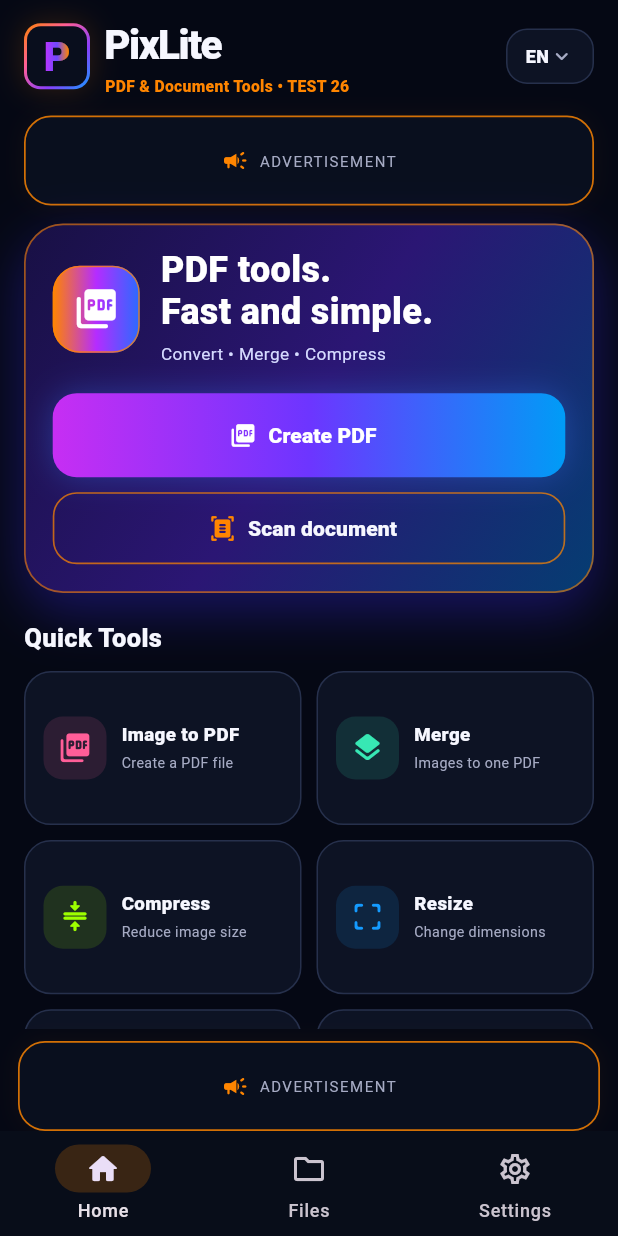
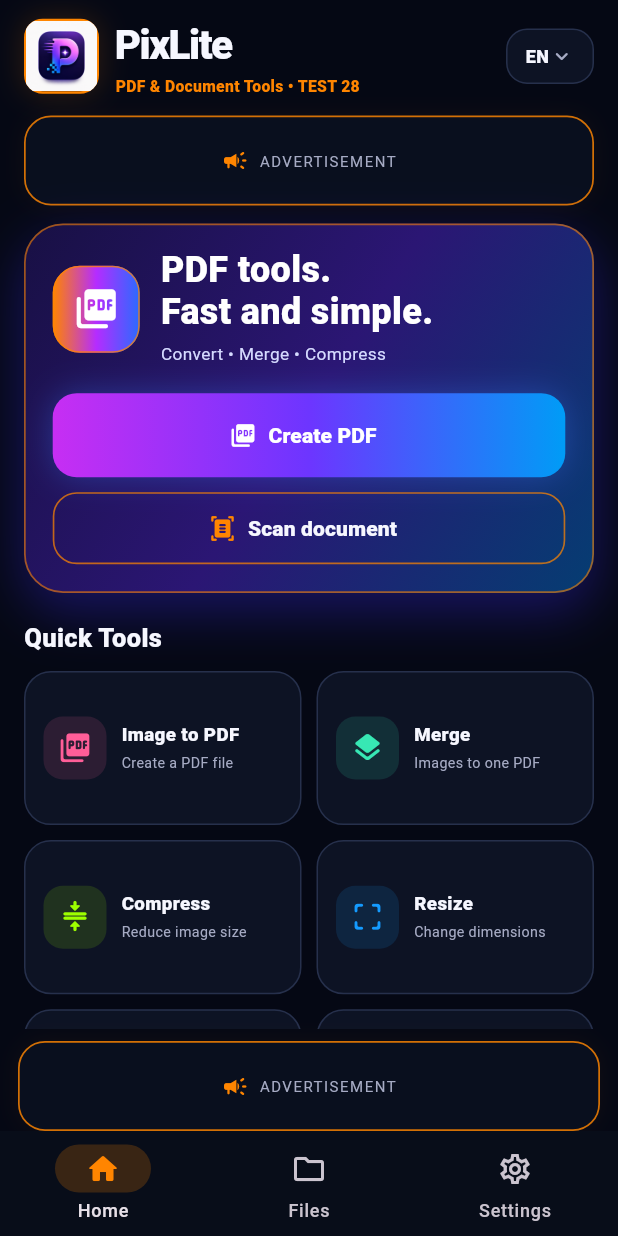
Before and after one commit to pixlite-tools/pixlite-android, a Flutter app: the screen it shows after launch, on a phone screen of 412 x 824 dp. Run offline on Flutter 3.47's test engine with Material 3 defaults, Android fonts, the phone set to English and light mode, and no system bars; our stand-ins replace google_mobile_ads, image_picker, qr_flutter, share_plus, shared_preferences; missing offline and left inert: google_mlkit_document_scanner; network calls fail.

Commit message:
Persist PixLite TEST 28 safe brand source [skip ci]

```diff
--- a/pixlite_production/lib/main.dart
+++ b/pixlite_production/lib/main.dart
@@ -115,7 +115,7 @@ class _PixLiteAppState extends State<PixLiteApp> {
           appBarTheme: const AppBarTheme(backgroundColor:kBg, surfaceTintColor:Colors.transparent, foregroundColor:kText),
           filledButtonTheme: FilledButtonThemeData(style: FilledButton.styleFrom(backgroundColor:kViolet, foregroundColor:Colors.white, minimumSize: const Size.fromHeight(54), shape: RoundedRectangleBorder(borderRadius: BorderRadius.circular(18)))),
           outlinedButtonTheme: OutlinedButtonThemeData(style: OutlinedButton.styleFrom(foregroundColor:kText, side: const BorderSide(color:kStroke), minimumSize: const Size.fromHeight(48), shape: RoundedRectangleBorder(borderRadius: BorderRadius.circular(16)))),
-          inputDecorationTheme: InputDecorationTheme(filled:true, fillColor:kCard2, labelStyle: const TextStyle(color:kSub), border: OutlineInputBorder(borderRadius: BorderRadius.circular(18), borderSide: const BorderSide(color:kStroke)), enabledBorder: OutlineInputBorder(borderRadius: BorderRadius.circular(18), borderSide: const BorderSide(color:kStroke)), focusedBorder: OutlineInputBorder(borderRadius: BorderRadius.circular(18), borderSide: const BorderSide(color:kViolet))),
+          inputDecorationTheme: InputDecorationTheme(filled:true, fillColor:kCard2, labelStyle: const TextStyle(color:kSub), border: OutlineInputBorder(borderRadius: BorderRadius.circular(18), borderSide: const BorderSide(color:kStroke)), enabledBorder: OutlineInputBorder(borderRadius: BorderRadius.circular(18), borderSide: const BorderSide(color:kStroke)), focusedBorder: OutlineInputBorder(borderRadius: BorderRadius.circular(18), borderSide: const BorderSide(color:kOrange))),
         ),
         home: HomeScreen(lang: lang, tr: tr, onLang: setLang),
       ),
@@ -281,20 +281,15 @@ class PixLiteMark extends StatelessWidget {
   final double size;
   const PixLiteMark({super.key,this.size=44});
   @override Widget build(BuildContext context)=>Container(
-    width:size,height:size,padding:const EdgeInsets.all(2),
+    width:size,height:size,
     decoration:BoxDecoration(
-      gradient:const LinearGradient(colors:[kOrange,kPink,kViolet,kBlue],begin:Alignment.topLeft,end:Alignment.bottomRight),
+      color:const Color(0xFF090E1D),
       borderRadius:BorderRadius.circular(size*.25),
+      border:Border.all(color:kOrange,width:1.6),
       boxShadow:[BoxShadow(color:kOrange.withOpacity(.16),blurRadius:16,spreadRadius:1)]
     ),
-    child:Container(
-      decoration:BoxDecoration(color:const Color(0xFF090E1D),borderRadius:BorderRadius.circular(size*.21)),
-      alignment:Alignment.center,
-      child:ShaderMask(
-        shaderCallback:(r)=>const LinearGradient(colors:[Color(0xFFB934FF),Color(0xFF6F49FF),kOrange]).createShader(r),
-        child:Text('P',style:TextStyle(color:Colors.white,fontSize:size*.62,fontWeight:FontWeight.w900,height:1,letterSpacing:-2))
-      )
-    )
+    clipBehavior:Clip.antiAlias,
+    child:Image.asset('assets/pixlite_icon.png',fit:BoxFit.cover,errorBuilder:(_,__,___)=>Center(child:Text('P',style:TextStyle(color:kOrange,fontSize:size*.58,fontWeight:FontWeight.w900))))
   );
 }
 
@@ -317,7 +312,7 @@ class _HomeScreenState extends State<HomeScreen>{
       ToolData(tr('qr'),tr('qr_sub'),Icons.qr_code_2_rounded,kOrange,QrScreen(tr:tr)),
     ];
     return ListView(padding:const EdgeInsets.fromLTRB(16,10,16,22),children:[
-      Row(children:[Expanded(child:Row(children:[const PixLiteMark(size:44),const SizedBox(width:10),const Column(crossAxisAlignment:CrossAxisAlignment.start,children:[Text('PixLite',style:TextStyle(color:kText,fontSize:27,fontWeight:FontWeight.w900,letterSpacing:-1)),SizedBox(height:1),Text('PDF & Document Tools • TEST 26',style:TextStyle(color:kOrange,fontSize:10.5,fontWeight:FontWeight.w800,letterSpacing:.2))])])),PopupMenuButton<String>(initialValue:widget.lang,color:kCard2,onSelected:widget.onLang,itemBuilder:(_)=>langNames.entries.map((e)=>PopupMenuItem(value:e.key,child:Text(e.value))).toList(),child:Container(padding:const EdgeInsets.symmetric(horizontal:12,vertical:9),decoration:BoxDecoration(color:kCard,borderRadius:BorderRadius.circular(14),border:Border.all(color:kStroke)),child:Row(mainAxisSize:MainAxisSize.min,children:[Text(widget.lang.toUpperCase(),style:const TextStyle(color:kText,fontSize:12,fontWeight:FontWeight.w800)),const Icon(Icons.keyboard_arrow_down_rounded,color:kSub,size:17)]))) ]),
+      Row(children:[Expanded(child:Row(children:[const PixLiteMark(size:50),const SizedBox(width:11),const Column(crossAxisAlignment:CrossAxisAlignment.start,children:[Text('PixLite',style:TextStyle(color:kText,fontSize:27,fontWeight:FontWeight.w900,letterSpacing:-1)),SizedBox(height:1),Text('PDF & Document Tools • TEST 28',style:TextStyle(color:kOrange,fontSize:10.5,fontWeight:FontWeight.w800,letterSpacing:.2))])])),PopupMenuButton<String>(initialValue:widget.lang,color:kCard2,onSelected:widget.onLang,itemBuilder:(_)=>langNames.entries.map((e)=>PopupMenuItem(value:e.key,child:Text(e.value))).toList(),child:Container(padding:const EdgeInsets.symmetric(horizontal:12,vertical:9),decoration:BoxDecoration(color:kCard,borderRadius:BorderRadius.circular(14),border:Border.all(color:kStroke)),child:Row(mainAxisSize:MainAxisSize.min,children:[Text(widget.lang.toUpperCase(),style:const TextStyle(color:kText,fontSize:12,fontWeight:FontWeight.w800)),const Icon(Icons.keyboard_arrow_down_rounded,color:kSub,size:17)]))) ]),
       const SizedBox(height:12),
       BannerAdBox(label:tr('ad'),adUnitId:AdIds.homeTopBanner),
       const SizedBox(height:12),
@@ -339,7 +334,7 @@ class _HomeScreenState extends State<HomeScreen>{
       // Anchored above the nav bar, visible on Home only -- Files/Settings
       // stay ad-free rather than carrying an ad onto every screen.
       if(tab==0) Padding(padding:const EdgeInsets.fromLTRB(12,8,12,0),child:BannerAdBox(label:widget.tr('ad'),adUnitId:AdIds.homeBottomBanner)),
-      NavigationBar(height:70,backgroundColor:const Color(0xFF080D19),indicatorColor:kOrange.withOpacity(.20),selectedIndex:tab,onDestinationSelected:(i)=>setState(()=>tab=i),destinations:[NavigationDestination(icon:Icon(Icons.home_outlined),selectedIcon:Icon(Icons.home_rounded),label:widget.tr('home')),NavigationDestination(icon:Icon(Icons.folder_outlined),selectedIcon:Icon(Icons.folder_rounded),label:widget.tr('files')),NavigationDestination(icon:Icon(Icons.settings_outlined),selectedIcon:Icon(Icons.settings_rounded),label:widget.tr('settings'))]),
+      NavigationBar(height:70,backgroundColor:const Color(0xFF080D19),indicatorColor:kOrange.withOpacity(.20),selectedIndex:tab,onDestinationSelected:(i)=>setState(()=>tab=i),destinations:[NavigationDestination(icon:Icon(Icons.home_outlined),selectedIcon:Icon(Icons.home_rounded,color:kOrange),label:widget.tr('home')),NavigationDestination(icon:Icon(Icons.folder_outlined),selectedIcon:Icon(Icons.folder_rounded,color:kOrange),label:widget.tr('files')),NavigationDestination(icon:Icon(Icons.settings_outlined),selectedIcon:Icon(Icons.settings_rounded,color:kOrange),label:widget.tr('settings'))]),
     ]),
   );
 }
```
